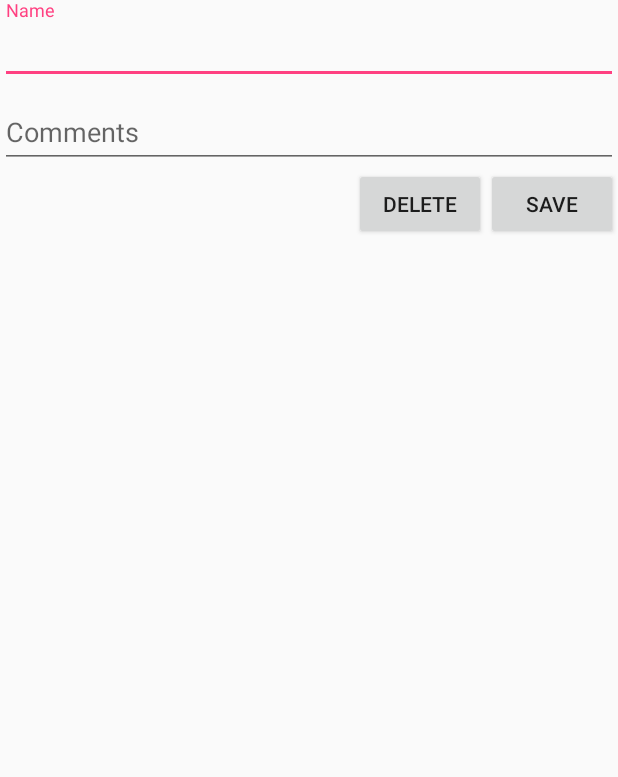
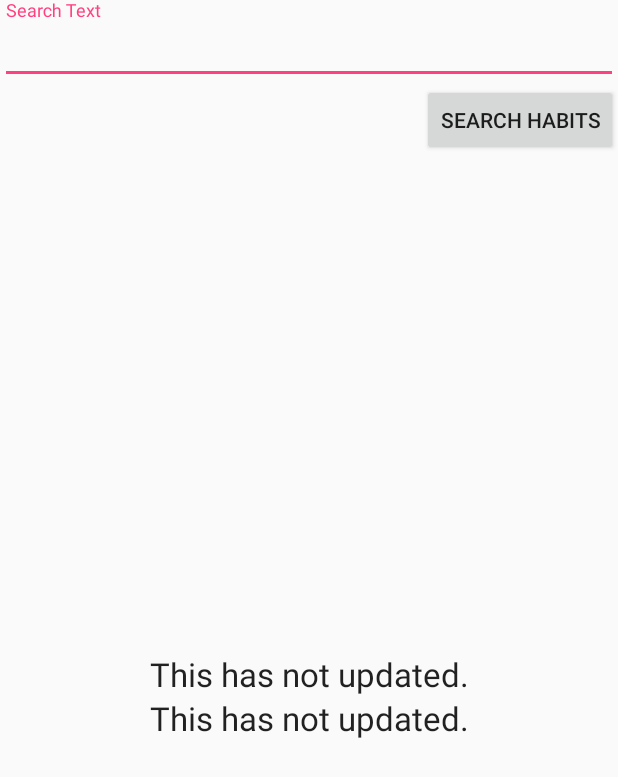
Before and after one commit to CMPUT301F17T07/inGroove, an Android app: the DataManagerTestingActivity screen opened directly, with no data from a screen before it, on a phone screen of 412 x 824 dp. Shown: the top 777 px of the screen. Run offline under Robolectric (Android 15) with nearby library versions, the phone set to English and light mode, and no system bars; libraries missing offline, so code that uses them is left out: io.searchbox.core.

Commit message:
observer pattern for find habits in place, bug in querying ES

```diff
--- a/inGroove/app/build.gradle
+++ b/inGroove/app/build.gradle
@@ -36,4 +36,5 @@ dependencies {
     compile 'com.google.android.gms:play-services-maps:11.0.4'
     compile files('src/include/jest-droid-2.0.1-SNAPSHOT.jar')
     compile 'joda-time:joda-time:2.9.4'
+    implementation 'com.android.support:cardview-v7:27.0.1'
 }
--- a/inGroove/app/src/main/java/com/cmput301f17t07/ingroove/DataManagerTestingActivity.java
+++ b/inGroove/app/src/main/java/com/cmput301f17t07/ingroove/DataManagerTestingActivity.java
@@ -2,25 +2,33 @@ package com.cmput301f17t07.ingroove;
 
 import android.support.v7.app.AppCompatActivity;
 import android.os.Bundle;
+import android.util.Log;
 import android.view.View;
 import android.widget.Button;
 import android.widget.EditText;
+import android.widget.TextView;
 
 import com.cmput301f17t07.ingroove.DataManagers.Command.DataManagerAPI;
 import com.cmput301f17t07.ingroove.DataManagers.DataManager;
+import com.cmput301f17t07.ingroove.DataManagers.HabitManager;
+import com.cmput301f17t07.ingroove.Model.Habit;
+
+import java.util.ArrayList;
+import java.util.Observable;
+import java.util.Observer;
 
 /**
  * This acitivity is used to test the data manager.
  */
-public class DataManagerTestingActivity extends AppCompatActivity {
+public class DataManagerTestingActivity extends AppCompatActivity implements Observer{
 
-    DataManagerAPI dataManager = DataManager.getInstance();
+    DataManagerAPI data = DataManager.getInstance();
+    HabitManager obsv = HabitManager.getInstance();
 
     EditText topET;
-    EditText bottomET;
-
-    Button saveBtn;
-    Button deleteBtn;
+    TextView resultOneTV;
+    TextView resultTwoET;
+    Button searchBtn;
 
     @Override
     protected void onCreate(Bundle savedInstanceState) {
@@ -28,23 +36,33 @@ public class DataManagerTestingActivity extends AppCompatActivity {
         setContentView(R.layout.activity_data_manager_testing);
 
         topET = (EditText) findViewById(R.id.topET);
-        bottomET = (EditText) findViewById(R.id.bottomET);
-        saveBtn = (Button) findViewById(R.id.saveBtn);
-        deleteBtn = (Button) findViewById(R.id.deleteBtn);
 
-        saveBtn.setOnClickListener(new View.OnClickListener() {
+        resultTwoET = (TextView) findViewById(R.id.resultOneTV);
+        resultTwoET = (TextView) findViewById(R.id.resultTwoTV);
+        searchBtn = (Button) findViewById(R.id.saveBtn);
+
+        obsv.addObserver(this);
+
+        searchBtn.setOnClickListener(new View.OnClickListener() {
             @Override
             public void onClick(View view) {
-                dataManager.addUser(topET.getText().toString());
+                String search = topET.getText().toString();
+
+                if (!search.equals("") && search != null) {
+                    data.findHabits("search");
+                }
             }
         });
+    }
 
-        deleteBtn.setOnClickListener(new View.OnClickListener() {
-            @Override
-            public void onClick(View view) {
-                // Do something for testing here
-            }
-        });
 
+    @Override
+    public void update(Observable observable, Object o) {
+        // GRAB THE QUERIED DATA FROM THE APPROPRIATE MANAGER
+        Log.d("---- OBSV TEST ----","Detected data change.");
+        ArrayList<Habit> result = HabitManager.getInstance().getQueriedHabits();
+        if (result.size() > 0) {
+            resultTwoET.setText(result.get(0).getName() + " " + result.get(0).getComment());
+        }
     }
 }
--- a/inGroove/app/src/main/java/com/cmput301f17t07/ingroove/DataManagers/DataManager.java
+++ b/inGroove/app/src/main/java/com/cmput301f17t07/ingroove/DataManagers/DataManager.java
@@ -477,6 +477,7 @@ public class DataManager implements DataManagerAPI {
      */
     @Override
     public ArrayList<Habit> findHabits(String query) {
+        habitManager.findHabits(query);
         return null;
     }
 
--- a/inGroove/app/src/main/java/com/cmput301f17t07/ingroove/DataManagers/GetHabitTask.java
+++ b/inGroove/app/src/main/java/com/cmput301f17t07/ingroove/DataManagers/GetHabitTask.java
@@ -2,7 +2,6 @@ package com.cmput301f17t07.ingroove.DataManagers;
 
 import android.os.AsyncTask;
 import android.util.Log;
-
 import com.cmput301f17t07.ingroove.DataManagers.Command.ServerCommandManager;
 import com.cmput301f17t07.ingroove.Model.Habit;
 import java.util.ArrayList;
@@ -22,30 +21,33 @@ public class GetHabitTask extends AsyncTask<String, Void, ArrayList<Habit>> {
     protected ArrayList<Habit> doInBackground(String... searchParam) {
 
         ArrayList<Habit> matchingHabits = new ArrayList<>();
-
         String query;
 
         if (searchParam[0].equals("")) {
             query = searchParam[0];
         }
         else {
+
             query = "{\n" +
                     "    \"query\" : {\n" +
                     "        \"term\" : { \"name\" : \"" + searchParam[0] + "\" }\n" +
                     "    }\n" +
                     "}";
+
         }
 
         Search search = new Search.Builder(query).addIndex("cmput301f17t07_ingroove").addType("habit").build();
 
+
         try {
-            // TODO get the results of the query
             SearchResult result = ServerCommandManager.getClient().execute(search);
 
             if (result.isSucceeded())
             {
                 List<Habit> foundHabits = result.getSourceAsObjectList(Habit.class);
                 matchingHabits.addAll(foundHabits);
+                Log.i(" ---- IN BGND ----", "Query results of size: " + foundHabits.size());
+
             }
             else
             {
@@ -61,7 +63,9 @@ public class GetHabitTask extends AsyncTask<String, Void, ArrayList<Habit>> {
 
     @Override
     protected void onPostExecute(ArrayList<Habit> habits) {
+        Log.i(" ---- POST EXEC ----", "Query results of size: " + habits.size());
         HabitManager.getInstance().setQueriedHabits(habits);
+
     }
 
 }
--- a/inGroove/app/src/main/java/com/cmput301f17t07/ingroove/DataManagers/HabitManager.java
+++ b/inGroove/app/src/main/java/com/cmput301f17t07/ingroove/DataManagers/HabitManager.java
@@ -20,6 +20,7 @@ import java.io.InputStreamReader;
 import java.io.OutputStreamWriter;
 import java.lang.reflect.Type;
 import java.util.ArrayList;
+import java.util.Observable;
 
 import io.searchbox.core.Delete;
 import io.searchbox.core.DocumentResult;
@@ -36,13 +37,14 @@ import io.searchbox.core.Index;
  *
  * Created by fraserbulbuc on 2017-10-22.
  */
-public class HabitManager {
+public class HabitManager extends Observable {
 
     // file name on disk for storing habits added during offline usage
     private static final String HABITS_FILE = "habits.sav";
 
     private static HabitManager instance = new HabitManager();
     private ArrayList<Habit> habits = new ArrayList<>();
+    private ArrayList<Habit> queriedHabits = new ArrayList<>();
 
     /**
      * Access to get the queried habits
@@ -60,9 +62,15 @@ public class HabitManager {
      */
     public void setQueriedHabits(ArrayList<Habit> queriedHabits) {
         this.queriedHabits = queriedHabits;
+        setChanged();
+        notifyObservers();
     }
 
-    private ArrayList<Habit> queriedHabits = new ArrayList<>();
+    public void findHabits(String query) {
+        GetHabitTask task = new GetHabitTask();
+        task.execute(query);
+    }
+
 
     /**
      * Private constructor to ensure only one instance application wide
--- a/inGroove/app/src/main/res/layout/activity_data_manager_testing.xml
+++ b/inGroove/app/src/main/res/layout/activity_data_manager_testing.xml
@@ -7,10 +7,7 @@
     android:orientation="vertical"
     tools:context="com.cmput301f17t07.ingroove.DataManagerTestingActivity">
 
-    <LinearLayout
-        android:layout_width="match_parent"
-        android:layout_height="wrap_content"
-        android:orientation="vertical">
+
 
     <android.support.design.widget.TextInputLayout
         android:layout_width="match_parent"
@@ -19,28 +16,12 @@
         <EditText
             android:layout_width="match_parent"
             android:layout_height="wrap_content"
-                android:hint="Name"
+            android:hint="Search Text"
             android:maxLength="25"
             android:maxLines="1"
             android:id="@+id/topET"/>
 
     </android.support.design.widget.TextInputLayout>
-
-
-        <android.support.design.widget.TextInputLayout
-            android:layout_width="match_parent"
-            android:layout_height="match_parent">
-
-            <EditText
-                android:layout_width="match_parent"
-                android:layout_height="wrap_content"
-                android:hint="Comments"
-                android:maxLength="144"
-                android:id="@+id/bottomET"/>
-
-        </android.support.design.widget.TextInputLayout>
-
-    </LinearLayout>
 
     <LinearLayout
         android:layout_width="match_parent"
@@ -51,17 +32,35 @@
         <Button
             android:layout_width="wrap_content"
             android:layout_height="match_parent"
-            android:text="Delete"
-            android:id="@+id/deleteBtn"/>
-
-        <Button
-            android:layout_width="wrap_content"
-            android:layout_height="match_parent"
-            android:text="Save"
+            android:text="Search Habits"
             android:id="@+id/saveBtn"/>
-
-
 
     </LinearLayout>
 
+    <android.support.v4.widget.Space
+        android:layout_width="match_parent"
+        android:layout_height="0dp"
+        android:layout_weight="1"/>
+
+    <TextView
+        android:id="@+id/resultOneTV"
+        android:layout_width="match_parent"
+        android:layout_height="wrap_content"
+        android:text="This has not updated."
+        android:textAlignment="center"
+        android:textAppearance="@android:style/TextAppearance.Material.Large" />
+
+    <TextView
+        android:id="@+id/resultTwoTV"
+        android:layout_width="match_parent"
+        android:layout_height="wrap_content"
+        android:text="This has not updated."
+        android:textAlignment="center"
+        android:textAppearance="@android:style/TextAppearance.Material.Large" />
+
+    <android.support.v4.widget.Space
+        android:layout_width="match_parent"
+        android:layout_height="0dp"
+        android:layout_weight="1"/>
+
 </LinearLayout>
```
Lines whose indentation alone changed are shown as unchanged.
